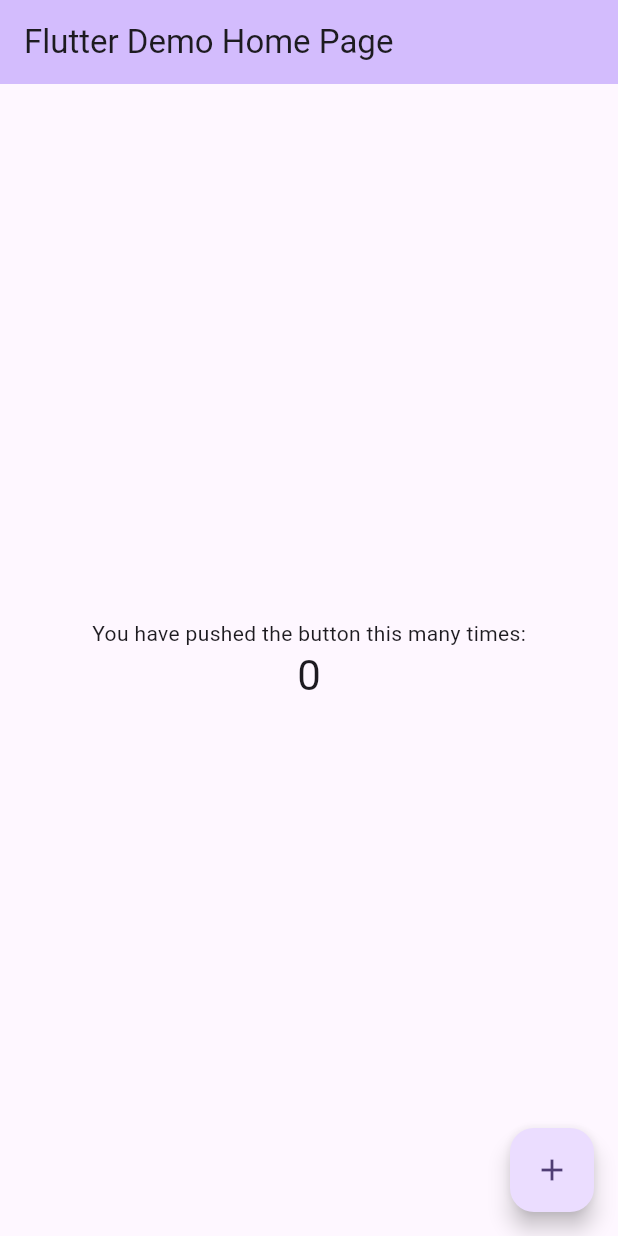
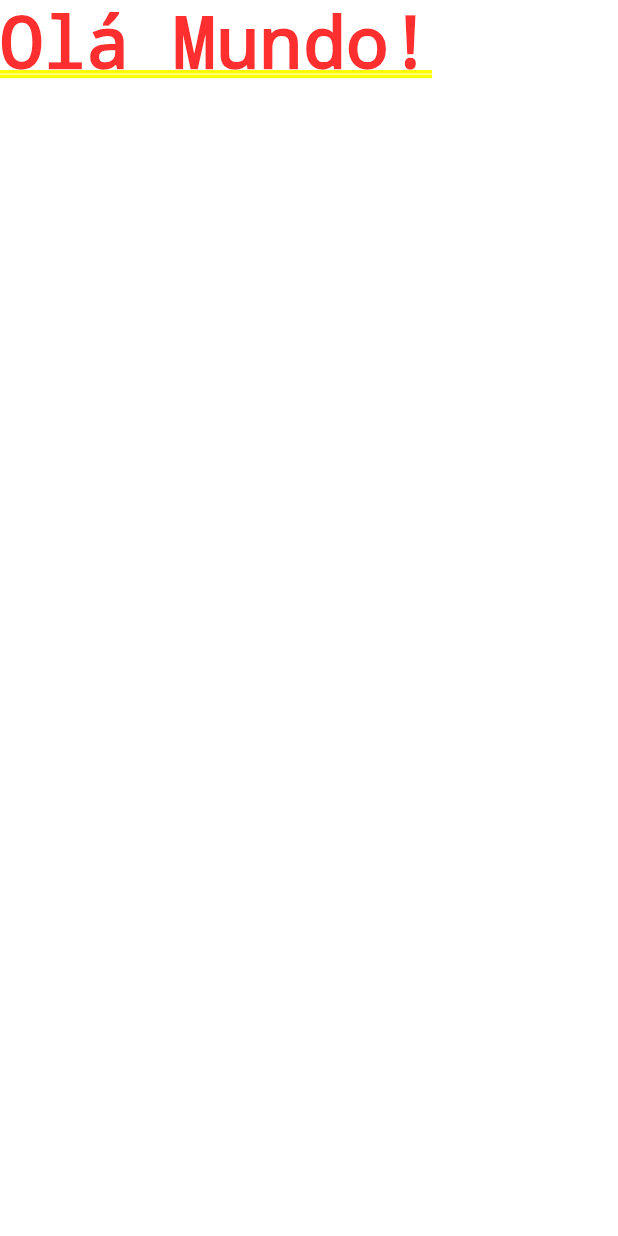
Before and after one commit to leonardogtc/pjct-perguntas-respostas-flutter, a Flutter app: the screen it shows after launch, on a phone screen of 412 x 824 dp. Run offline on Flutter 3.47's test engine with Material 3 defaults, Android fonts, the phone set to English and light mode, and no system bars.

Commit message:
Reconstruindo o arquivo main.dart

```diff
--- a/lib/main.dart
+++ b/lib/main.dart
@@ -1,122 +1,10 @@
 import 'package:flutter/material.dart';
 
-void main() {
-  runApp(const MyApp());
-}
+main() => runApp(PerguntaApp());
 
-class MyApp extends StatelessWidget {
-  const MyApp({super.key});
-
-  // This widget is the root of your application.
+class PerguntaApp extends StatelessWidget {
   @override
   Widget build(BuildContext context) {
-    return MaterialApp(
-      title: 'Flutter Demo',
-      theme: ThemeData(
-        // This is the theme of your application.
-        //
-        // TRY THIS: Try running your application with "flutter run". You'll see
-        // the application has a purple toolbar. Then, without quitting the app,
-        // try changing the seedColor in the colorScheme below to Colors.green
-        // and then invoke "hot reload" (save your changes or press the "hot
-        // reload" button in a Flutter-supported IDE, or press "r" if you used
-        // the command line to start the app).
-        //
-        // Notice that the counter didn't reset back to zero; the application
-        // state is not lost during the reload. To reset the state, use hot
-        // restart instead.
-        //
-        // This works for code too, not just values: Most code changes can be
-        // tested with just a hot reload.
-        colorScheme: ColorScheme.fromSeed(seedColor: Colors.deepPurple),
-      ),
-      home: const MyHomePage(title: 'Flutter Demo Home Page'),
-    );
+    return MaterialApp(home: Text('Olá Mundo!'));
   }
 }
-
-class MyHomePage extends StatefulWidget {
-  const MyHomePage({super.key, required this.title});
-
-  // This widget is the home page of your application. It is stateful, meaning
-  // that it has a State object (defined below) that contains fields that affect
-  // how it looks.
-
-  // This class is the configuration for the state. It holds the values (in this
-  // case the title) provided by the parent (in this case the App widget) and
-  // used by the build method of the State. Fields in a Widget subclass are
-  // always marked "final".
-
-  final String title;
-
-  @override
-  State<MyHomePage> createState() => _MyHomePageState();
-}
-
-class _MyHomePageState extends State<MyHomePage> {
-  int _counter = 0;
-
-  void _incrementCounter() {
-    setState(() {
-      // This call to setState tells the Flutter framework that something has
-      // changed in this State, which causes it to rerun the build method below
-      // so that the display can reflect the updated values. If we changed
-      // _counter without calling setState(), then the build method would not be
-      // called again, and so nothing would appear to happen.
-      _counter++;
-    });
-  }
-
-  @override
-  Widget build(BuildContext context) {
-    // This method is rerun every time setState is called, for instance as done
-    // by the _incrementCounter method above.
-    //
-    // The Flutter framework has been optimized to make rerunning build methods
-    // fast, so that you can just rebuild anything that needs updating rather
-    // than having to individually change instances of widgets.
-    return Scaffold(
-      appBar: AppBar(
-        // TRY THIS: Try changing the color here to a specific color (to
-        // Colors.amber, perhaps?) and trigger a hot reload to see the AppBar
-        // change color while the other colors stay the same.
-        backgroundColor: Theme.of(context).colorScheme.inversePrimary,
-        // Here we take the value from the MyHomePage object that was created by
-        // the App.build method, and use it to set our appbar title.
-        title: Text(widget.title),
-      ),
-      body: Center(
-        // Center is a layout widget. It takes a single child and positions it
-        // in the middle of the parent.
-        child: Column(
-          // Column is also a layout widget. It takes a list of children and
-          // arranges them vertically. By default, it sizes itself to fit its
-          // children horizontally, and tries to be as tall as its parent.
-          //
-          // Column has various properties to control how it sizes itself and
-          // how it positions its children. Here we use mainAxisAlignment to
-          // center the children vertically; the main axis here is the vertical
-          // axis because Columns are vertical (the cross axis would be
-          // horizontal).
-          //
-          // TRY THIS: Invoke "debug painting" (choose the "Toggle Debug Paint"
-          // action in the IDE, or press "p" in the console), to see the
-          // wireframe for each widget.
-          mainAxisAlignment: MainAxisAlignment.center,
-          children: <Widget>[
-            const Text('You have pushed the button this many times:'),
-            Text(
-              '$_counter',
-              style: Theme.of(context).textTheme.headlineMedium,
-            ),
-          ],
-        ),
-      ),
-      floatingActionButton: FloatingActionButton(
-        onPressed: _incrementCounter,
-        tooltip: 'Increment',
-        child: const Icon(Icons.add),
-      ), // This trailing comma makes auto-formatting nicer for build methods.
-    );
-  }
-}
```
